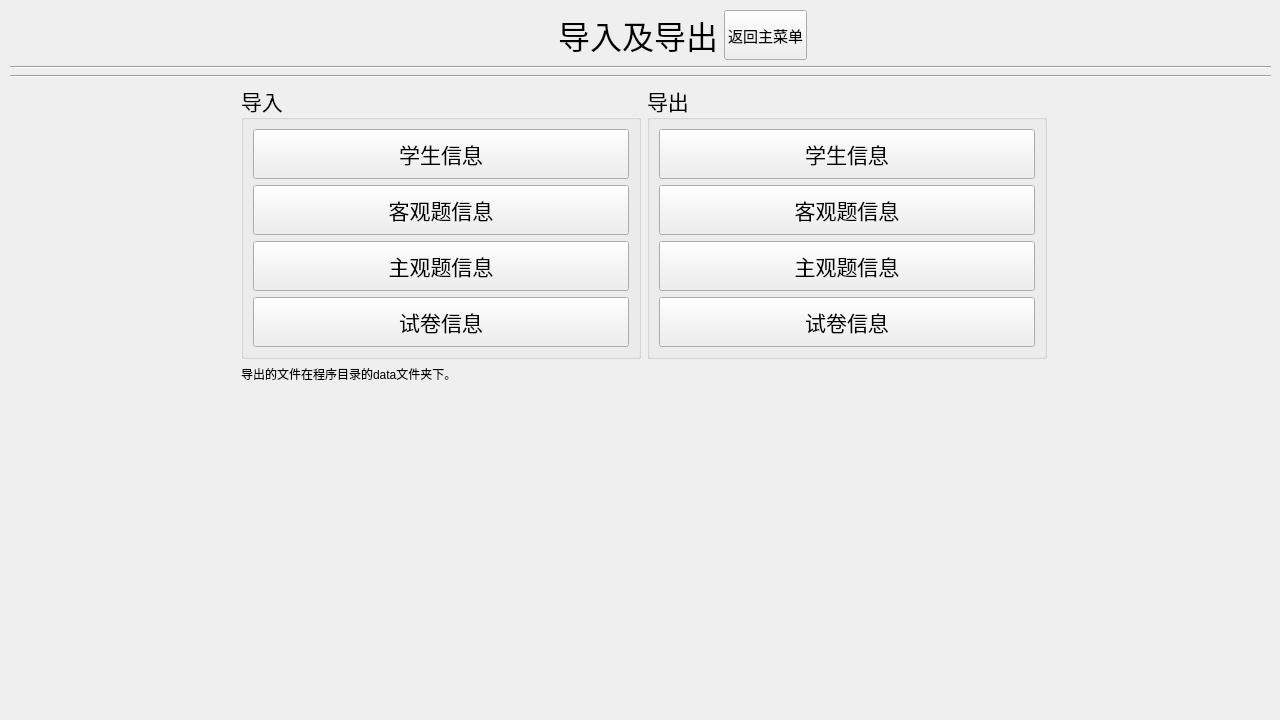
First picture: the form in server/InOutPutUI.ui, repository AlanForeverAi/Exams, before the edit.
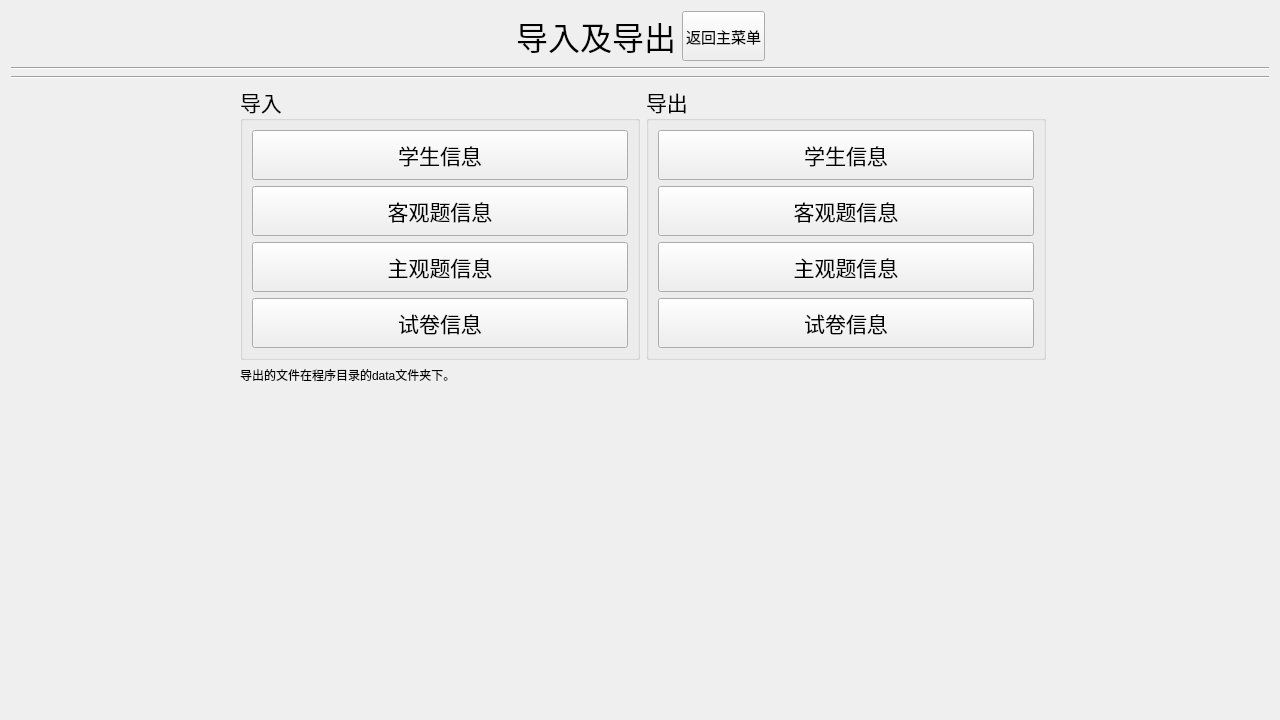
Second picture: the form after the edit.

```diff
--- a/server/InOutPutUI.ui
+++ b/server/InOutPutUI.ui
@@ -25,18 +25,9 @@
   <property name="windowTitle">
    <string>inoutput</string>
   </property>
-  <widget class="QWidget" name="layoutWidget">
-   <property name="geometry">
-    <rect>
-     <x>10</x>
-     <y>10</y>
-     <width>1261</width>
-     <height>701</height>
-    </rect>
-   </property>
    <layout class="QGridLayout" name="gridLayout_3">
     <item row="0" column="1" colspan="2">
-     <layout class="QHBoxLayout" name="horizontalLayout_3">
+    <layout class="QHBoxLayout" name="horizontalLayout_2">
       <item>
        <spacer name="horizontalSpacer_4">
         <property name="orientation">
@@ -67,8 +58,6 @@
        </widget>
       </item>
       <item>
-       <layout class="QHBoxLayout" name="horizontalLayout_2">
-        <item>
          <widget class="QPushButton" name="pushButton_back">
           <property name="minimumSize">
            <size>
@@ -78,16 +67,24 @@
           </property>
           <property name="maximumSize">
            <size>
-            <width>83</width>
-            <height>50</height>
+         <width>16777215</width>
+         <height>1111</height>
            </size>
           </property>
           <property name="font">
            <font>
             <family>微软雅黑</family>
             <pointsize>11</pointsize>
-           </font>
-          </property>
+         <weight>50</weight>
+         <italic>false</italic>
+         <bold>false</bold>
+         <underline>false</underline>
+         <strikeout>false</strikeout>
+        </font>
+       </property>
+       <property name="layoutDirection">
+        <enum>Qt::RightToLeft</enum>
+       </property>
           <property name="text">
            <string>返回主菜单</string>
           </property>
@@ -108,8 +105,6 @@
         </item>
        </layout>
       </item>
-     </layout>
-    </item>
     <item row="1" column="0" colspan="4">
      <widget class="Line" name="line">
       <property name="orientation">
@@ -131,7 +126,7 @@
       </property>
       <property name="sizeHint" stdset="0">
        <size>
-        <width>40</width>
+       <width>211</width>
         <height>20</height>
        </size>
       </property>
@@ -294,12 +289,19 @@
       </property>
       <property name="sizeHint" stdset="0">
        <size>
-        <width>40</width>
+       <width>211</width>
         <height>20</height>
        </size>
       </property>
      </spacer>
     </item>
+   <item row="4" column="2">
+    <widget class="QLabel" name="label_2">
+     <property name="text">
+      <string>导出的文件在程序目录的data文件夹下。</string>
+     </property>
+    </widget>
+   </item>
     <item row="5" column="2">
      <spacer name="verticalSpacer">
       <property name="orientation">
@@ -308,20 +310,12 @@
       <property name="sizeHint" stdset="0">
        <size>
         <width>20</width>
-        <height>40</height>
+       <height>303</height>
        </size>
       </property>
      </spacer>
     </item>
-    <item row="4" column="2">
-     <widget class="QLabel" name="label_2">
-      <property name="text">
-       <string>导出的文件在程序目录的data文件夹下。</string>
-      </property>
-     </widget>
-    </item>
-   </layout>
-  </widget>
+  </layout>
  </widget>
  <resources/>
  <connections/>
```
Lines whose indentation alone changed are shown as unchanged.
